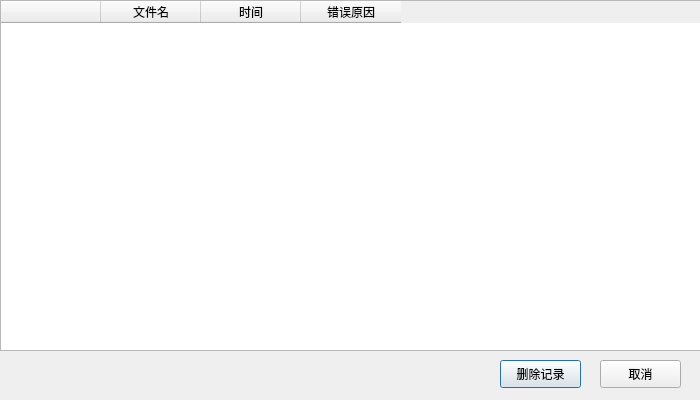
Above: record.ui from icodekang/Upload before the change. Below: the same form after it.
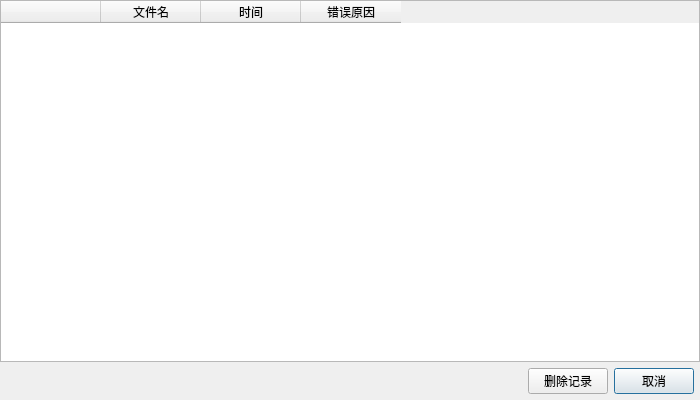
That is the form after the change. Icons and pictures are not drawn.

Diff of the .ui file:
```diff
--- a/record.ui
+++ b/record.ui
@@ -25,41 +25,28 @@
   <property name="windowTitle">
    <string>错误记录</string>
   </property>
-  <widget class="QPushButton" name="pushButton">
-   <property name="geometry">
-    <rect>
-     <x>500</x>
-     <y>360</y>
-     <width>81</width>
-     <height>28</height>
-    </rect>
+  <layout class="QGridLayout" name="gridLayout">
+   <property name="leftMargin">
+    <number>0</number>
    </property>
-   <property name="text">
-    <string>删除记录</string>
+   <property name="topMargin">
+    <number>0</number>
    </property>
-  </widget>
+   <property name="rightMargin">
+    <number>0</number>
+   </property>
+   <property name="bottomMargin">
+    <number>6</number>
+   </property>
+   <item row="1" column="2">
   <widget class="QPushButton" name="pushButton_2">
-   <property name="geometry">
-    <rect>
-     <x>600</x>
-     <y>360</y>
-     <width>81</width>
-     <height>28</height>
-    </rect>
-   </property>
    <property name="text">
     <string>取消</string>
    </property>
   </widget>
+   </item>
+   <item row="0" column="0" colspan="4">
   <widget class="QTableWidget" name="recordTableWidget">
-   <property name="geometry">
-    <rect>
-     <x>0</x>
-     <y>0</y>
-     <width>711</width>
-     <height>351</height>
-    </rect>
-   </property>
    <property name="maximumSize">
     <size>
      <width>711</width>
@@ -91,6 +78,28 @@
     </property>
    </column>
   </widget>
+   </item>
+   <item row="1" column="1">
+    <widget class="QPushButton" name="pushButton">
+     <property name="text">
+      <string>删除记录</string>
+     </property>
+    </widget>
+   </item>
+   <item row="1" column="0">
+    <spacer name="horizontalSpacer">
+     <property name="orientation">
+      <enum>Qt::Horizontal</enum>
+     </property>
+     <property name="sizeHint" stdset="0">
+      <size>
+       <width>40</width>
+       <height>20</height>
+      </size>
+     </property>
+    </spacer>
+   </item>
+  </layout>
  </widget>
  <resources>
   <include location="images/images.qrc"/>
```
Left out of the diff: 3 changed lines with no effect on the pictures. Lines whose indentation alone changed are shown as unchanged.
